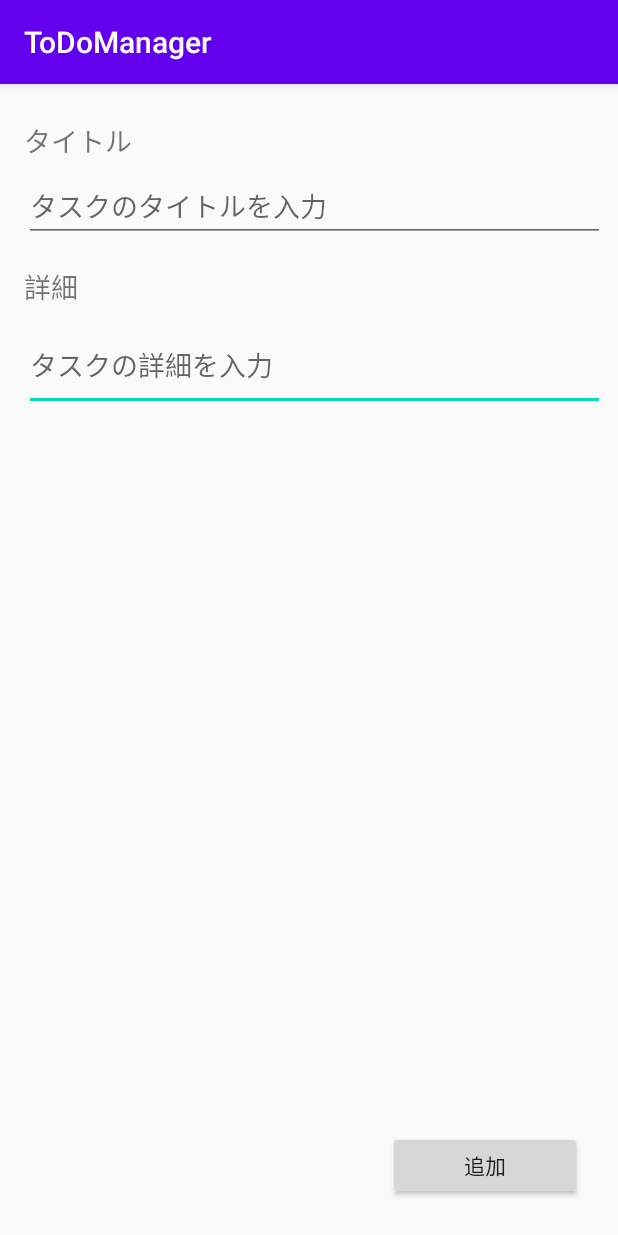
After one commit to charon1212/ToDoManager, an Android app: the TaskAddActivity screen opened directly, with no data from a screen before it, on a phone screen of 412 x 824 dp. The commit adds this screen. Run offline under Robolectric (Android 15) with nearby library versions, the phone set to English and light mode, and no system bars.

Commit message:
refs #1 タスク追加画面を追加

```diff
--- a/app/src/main/AndroidManifest.xml
+++ b/app/src/main/AndroidManifest.xml
@@ -10,6 +10,7 @@
         android:roundIcon="@mipmap/ic_launcher_round"
         android:supportsRtl="true"
         android:theme="@style/AppTheme">
+        <activity android:name=".presentation.taskaddactivity.TaskAddActivity"></activity>
         <activity android:name=".presentation.mainactivity.MainActivity">
             <intent-filter>
                 <action android:name="android.intent.action.MAIN" />
--- /dev/null
+++ b/app/src/main/java/com/example/todomanager/presentation/taskaddactivity/TaskAddActivity.kt
@@ -0,0 +1,38 @@
+package com.example.todomanager.presentation.taskaddactivity
+
+import android.app.Activity
+import android.content.Intent
+import android.os.Bundle
+import android.view.View
+import android.widget.EditText
+import android.widget.Toast
+import androidx.appcompat.app.AppCompatActivity
+import com.example.todomanager.R
+
+const val extraKeyTaskTitle = "com.example.todomanager.tasktitle"
+const val extraKeyTaskDetail = "com.example.todomanager.taskdetail"
+
+class TaskAddActivity : AppCompatActivity() {
+    override fun onCreate(savedInstanceState: Bundle?) {
+        super.onCreate(savedInstanceState)
+        setContentView(R.layout.activity_task_add)
+    }
+
+    fun btnAddOnClick(view: View) {
+        val title: String = findViewById<EditText>(R.id.txtTitle).text.toString()
+        val detail: String = findViewById<EditText>(R.id.txtDetail).text.toString()
+        // validate
+        if (title.isEmpty()) {
+            Toast.makeText(this, "タイトルを入力してください。", Toast.LENGTH_SHORT).show()
+            return
+        }
+        // send param
+        val intent = Intent().apply {
+            putExtra(extraKeyTaskTitle, title)
+            putExtra(extraKeyTaskDetail, detail)
+        }
+        setResult(Activity.RESULT_OK, intent)
+        // finish
+        finish()
+    }
+}
--- /dev/null
+++ b/app/src/main/res/layout/activity_task_add.xml
@@ -0,0 +1,66 @@
+<?xml version="1.0" encoding="utf-8"?>
+<androidx.constraintlayout.widget.ConstraintLayout xmlns:android="http://schemas.android.com/apk/res/android"
+    xmlns:app="http://schemas.android.com/apk/res-auto"
+    xmlns:tools="http://schemas.android.com/tools"
+    android:layout_width="match_parent"
+    android:layout_height="match_parent"
+    tools:context=".presentation.taskaddactivity.TaskAddActivity">
+
+    <EditText
+        android:id="@+id/txtDetail"
+        android:layout_width="387dp"
+        android:layout_height="61dp"
+        android:layout_marginStart="16dp"
+        android:layout_marginTop="8dp"
+        android:ems="10"
+        android:hint="@string/text_hint_task_detail"
+        android:inputType="textPersonName"
+        app:layout_constraintStart_toStartOf="parent"
+        app:layout_constraintTop_toBottomOf="@+id/labelDetail" />
+
+    <TextView
+        android:id="@+id/labelDetail"
+        android:layout_width="wrap_content"
+        android:layout_height="wrap_content"
+        android:layout_marginStart="16dp"
+        android:layout_marginTop="16dp"
+        android:text="@string/label_text_detail"
+        android:textSize="18sp"
+        app:layout_constraintStart_toStartOf="parent"
+        app:layout_constraintTop_toBottomOf="@+id/txtTitle" />
+
+    <TextView
+        android:id="@+id/labelTitle"
+        android:layout_width="wrap_content"
+        android:layout_height="wrap_content"
+        android:layout_marginStart="16dp"
+        android:layout_marginTop="24dp"
+        android:text="@string/label_text_title"
+        android:textSize="18sp"
+        app:layout_constraintStart_toStartOf="parent"
+        app:layout_constraintTop_toTopOf="parent" />
+
+    <EditText
+        android:id="@+id/txtTitle"
+        android:layout_width="387dp"
+        android:layout_height="46dp"
+        android:layout_marginStart="16dp"
+        android:layout_marginTop="8dp"
+        android:ems="10"
+        android:hint="@string/text_hint_task_title"
+        android:inputType="textPersonName"
+        app:layout_constraintStart_toStartOf="parent"
+        app:layout_constraintTop_toBottomOf="@+id/labelTitle" />
+
+    <Button
+        android:id="@+id/btnAdd"
+        android:layout_width="129dp"
+        android:layout_height="46dp"
+        android:layout_marginEnd="24dp"
+        android:layout_marginBottom="24dp"
+        android:onClick="btnAddOnClick"
+        android:text="@string/btn_label_add"
+        app:layout_constraintBottom_toBottomOf="parent"
+        app:layout_constraintEnd_toEndOf="parent" />
+
+</androidx.constraintlayout.widget.ConstraintLayout>
--- a/app/src/main/res/values/strings.xml
+++ b/app/src/main/res/values/strings.xml
@@ -3,4 +3,8 @@
     <string name="btn_label_add">追加</string>
     <string name="btn_label_update">更新</string>
     <string name="btn_label_delete">削除</string>
+    <string name="label_text_title" >タイトル</string>
+    <string name="label_text_detail">詳細</string>
+    <string name="text_hint_task_title" >タスクのタイトルを入力</string>
+    <string name="text_hint_task_detail">タスクの詳細を入力</string>
 </resources>
```
Also changed, not shown: app/src/main/java/com/example/todomanager/presentation/mainactivity/MainActivity.kt (+31 -14 lines).
